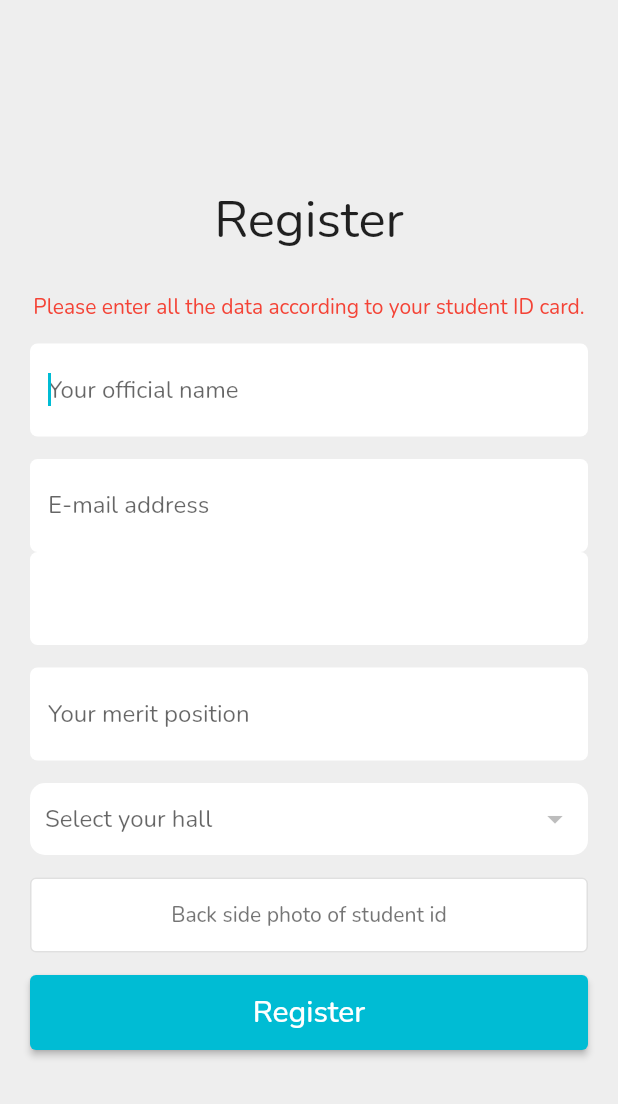
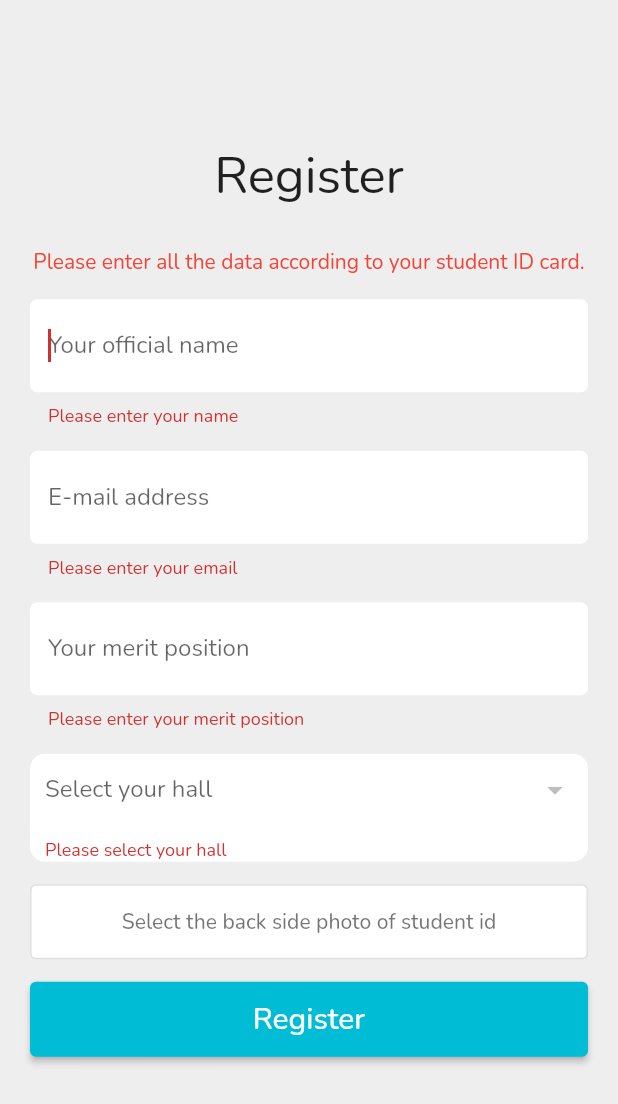
Before and after one commit to Xatta-Trone/PL-flutter-app, a Flutter app: the Register screen opened by its route, after a tap on "Current undergrad student", after a tap on "Register", on a phone screen of 412 x 824 dp. Shown: the top 1104 px of the screen. Run offline on Flutter 3.47's test engine with Material 2 defaults, Android fonts, the phone set to English and light mode, and no system bars; drawn by our look-alikes of modal_progress_hud_nsn; our stand-ins replace animated_text_kit, device_info_plus, dio, file_picker, flutter_svg, font_awesome_flutter and 3 more; missing offline and left inert: barcode_finder, platform_device_id; accounts and stored records are empty; network calls fail.

Commit message:
registration page complete

```diff
--- a/lib/screens/auth/Register.dart
+++ b/lib/screens/auth/Register.dart
@@ -25,8 +25,9 @@ enum UserType { currentStudent, alumni, outsider }
 
 class _RegisterState extends State<Register> {
   final _formKey = GlobalKey<FormState>();
-  bool _obscureText = true; // for password toggle
+  bool _isStudentIDSet = true; // for password toggle
   var image;
+
   // final controller = BarcodeFinderController();
 
   Future<String?> scanFile() async {
@@ -44,11 +45,33 @@ class _RegisterState extends State<Register> {
         // print(res);
         try {
           var res = await BarcodeFinder.scanFile(path: filePath);
+          if (kDebugMode) {
             print(res);
-          _authController.studentIdController.text = res.toString();
-          openDialog(res.toString());
+          }
+
+          String decodedSID = res.toString();
+
+          if (decodedSID.startsWith('S') && decodedSID.length == 10) {
+            _authController.studentIdController.text = decodedSID;
+            setState(() {
+              _isStudentIDSet = true;
+            });
+          } else {
+            _authController.studentIdController.clear();
+            setState(() {
+              _isStudentIDSet = false;
+            });
+            openDialog(
+                'There is a problem with this image. Please choose a clear one.');
+          }
+          // openDialog(res.toString());
         } catch (e) {
-          openDialog('could not read');
+          _authController.studentIdController.clear();
+          setState(() {
+            _isStudentIDSet = false;
+          });
+          openDialog(
+              'There is a problem with this image. Please choose a clear one.');
         }
       }
     }
@@ -149,6 +172,8 @@ class _RegisterState extends State<Register> {
                                               filled: true,
                                               fillColor: Colors.white,
                                               hintText: "Your official name",
+                                              helperText:
+                                                  'According to your student ID',
                                               border: OutlineInputBorder(
                                                 borderRadius:
                                                     BorderRadius.circular(5),
@@ -193,6 +218,7 @@ class _RegisterState extends State<Register> {
                                               filled: true,
                                               fillColor: Colors.white,
                                               hintText: "E-mail address",
+                                              helperText: 'Gmail is preferred',
                                               border: OutlineInputBorder(
                                                 borderRadius:
                                                     BorderRadius.circular(5),
@@ -200,15 +226,20 @@ class _RegisterState extends State<Register> {
                                               ),
                                             ),
                                           ),
-                                          TextFormField(
+                                          const SizedBox(
+                                            height: 15.0,
+                                          ),
+                                          Visibility(
+                                            visible: false,
+                                            child: TextFormField(
                                               controller: _authController
                                                   .studentIdController,
-                                            autovalidateMode: AutovalidateMode
-                                                .onUserInteraction,
+                                              textInputAction:
+                                                  TextInputAction.next,
                                               validator: (value) {
                                                 if (value == null ||
                                                     value.isEmpty) {
-                                                return 'Please enter your email';
+                                                  return 'Please enter your student id';
                                                 }
 
                                                 return null;
@@ -228,9 +259,10 @@ class _RegisterState extends State<Register> {
                                                 ),
                                               ),
                                             ),
-                                          const SizedBox(
-                                            height: 15.0,
                                           ),
+                                          // const SizedBox(
+                                          //   height: 15.0,
+                                          // ),
                                           TextFormField(
                                             controller: _authController
                                                 .meritPosController,
@@ -325,7 +357,8 @@ class _RegisterState extends State<Register> {
                                               scanFile();
                                             },
                                             child: const Text(
-                                                'Back side photo of student id'),
+                                              'Select the back side photo of student id',
+                                            ),
                                           ),
                                           if (image != null) ...[
                                             const SizedBox(
@@ -348,14 +381,37 @@ class _RegisterState extends State<Register> {
                                                   const Size.fromHeight(
                                                       50.0), // NEW
                                             ),
-                                            onPressed: () {},
+                                            onPressed: () {
+                                              if (kDebugMode) {
+                                                print(_formKey.currentState!
+                                                    .validate());
+                                              }
+
+                                              if (!_isStudentIDSet) {
+                                                openDialog(
+                                                    'There was an error with the photo. Please use a different one.');
+                                              }
+
+                                              if (_formKey.currentState!
+                                                  .validate()) {
+                                                FocusManager
+                                                    .instance.primaryFocus
+                                                    ?.unfocus();
+
+                                                _formKey.currentState!.save();
+                                                _authController.register();
+                                              }
+                                            },
                                             child: Text(
                                               'Register',
                                               style: txtTheme.headline6
                                                   ?.copyWith(
                                                       color: Colors.white),
                                             ),
-                                          )
+                                          ),
+                                          const SizedBox(
+                                            height: 25.0,
+                                          ),
                                         ],
                                       ),
                                     ),
```
Also changed, not shown: lib/controller/AuthController.dart (+98 -0 lines). Lines whose indentation alone changed are shown as unchanged.
